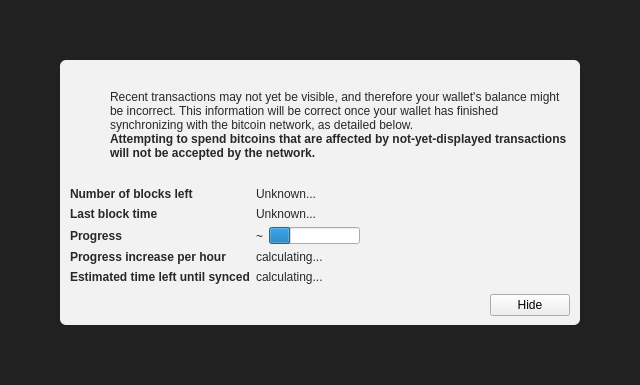
The window that src/qt/forms/modaloverlay.ui (alphapayofficial/alphapay) describes before a commit, drawn with Qt 5.
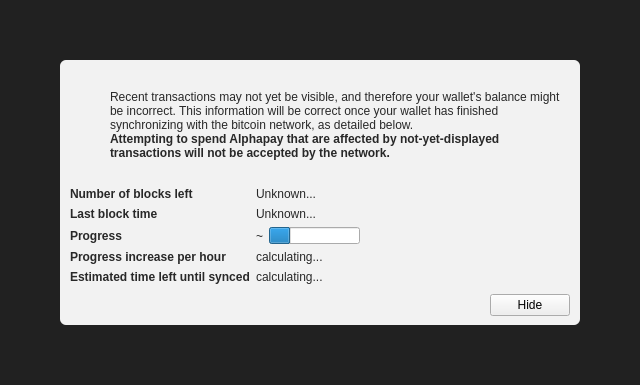
The same window after the commit. Icons and pictures are not drawn. Custom widgets are drawn as their Qt base class.

What changed in the file:
```diff
--- a/src/qt/forms/modaloverlay.ui
+++ b/src/qt/forms/modaloverlay.ui
@@ -149,7 +149,7 @@
                 </font>
                </property>
                <property name="text">
-                <string>Attempting to spend bitcoins that are affected by not-yet-displayed transactions will not be accepted by the network.</string>
+                <string>Attempting to spend Alphapay that are affected by not-yet-displayed transactions will not be accepted by the network.</string>
                </property>
                <property name="textFormat">
                 <enum>Qt::RichText</enum>
```
